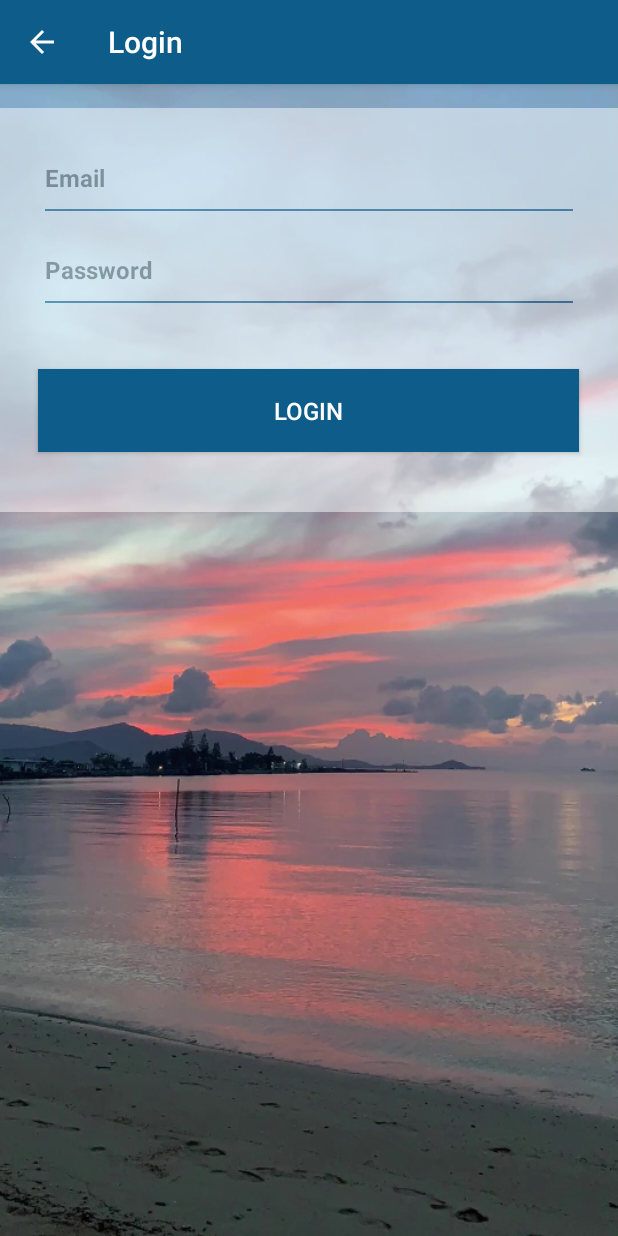
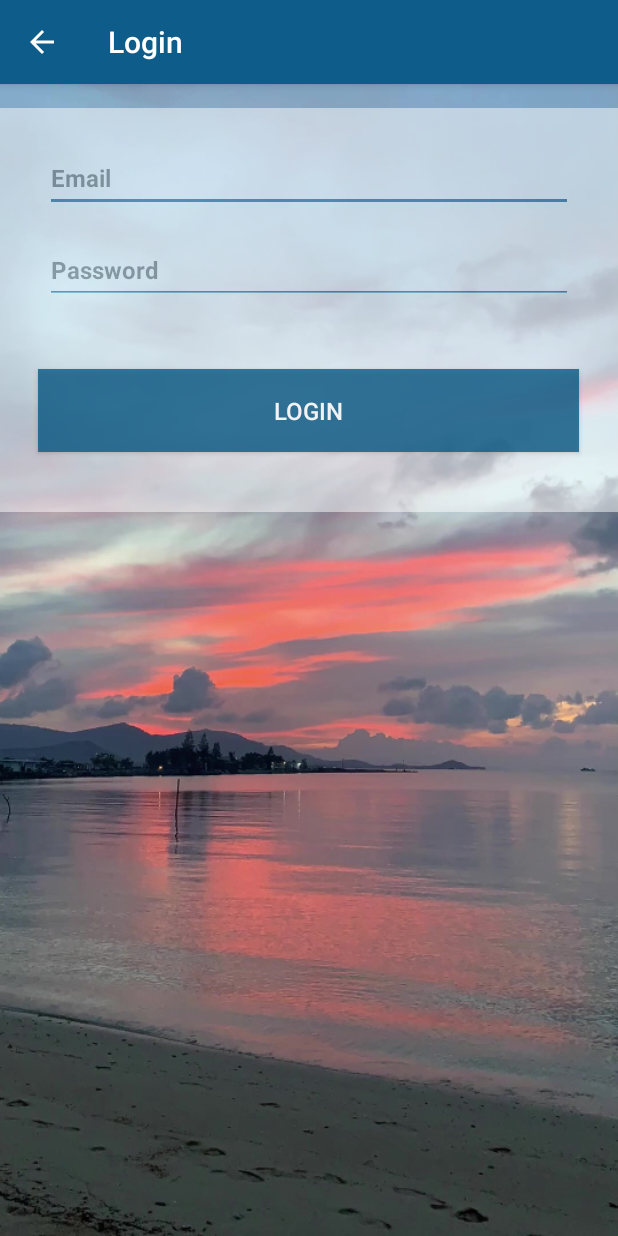
Before and after one commit to AjiethVenkat/Test-Android, an Android app: the LoginActivity screen opened directly, with no data from a screen before it, on a phone screen of 412 x 824 dp. Run offline under Robolectric (Android 15) with nearby library versions, the phone set to English and light mode, and no system bars; our stand-ins replace Volley; network calls fail.

Commit message:
Code Refactoring and Changes in LoginActivity

```diff
--- a/app/src/main/java/com/datechnologies/androidtest/login/LoginActivity.java
+++ b/app/src/main/java/com/datechnologies/androidtest/login/LoginActivity.java
@@ -10,7 +10,11 @@ import android.os.Bundle;
 import android.util.Log;
 import android.view.MenuItem;
 import android.view.View;
+import android.view.animation.Animation;
+import android.view.animation.AnimationUtils;
 import android.widget.Button;
+import android.widget.EditText;
+import android.widget.TextView;
 
 import com.android.volley.AuthFailureError;
 import com.android.volley.Request;
@@ -26,6 +30,7 @@ import com.datechnologies.androidtest.R;
 
 import org.json.JSONException;
 import org.json.JSONObject;
+import org.w3c.dom.Text;
 
 import java.util.HashMap;
 import java.util.Map;
@@ -79,22 +84,27 @@ public class LoginActivity extends AppCompatActivity {
         // TODO: so please use those to test the login.
 
 
-        final String email = "info@datechnologies.co";
-        final String password = "Test123";
+        // final String email = "info@datechnologies.co";
+        // final String password = "Test123";
 
         final String postUrl = "http://dev.rapptrlabs.com/Tests/scripts/login.php";
         final RequestQueue requestQueue = Volley.newRequestQueue(this);
-
 
         //==============================================================================================
         // Send Post request to the given url and displaying the response in alertbox
         //==============================================================================================
 
-        Button button = (Button) findViewById(R.id.button);
+        final Button button = (Button) findViewById(R.id.button);
+        final EditText email = (EditText) findViewById(R.id.email);
+        final EditText password  = (EditText) findViewById(R.id.password);
+
 
         button.setOnClickListener(new View.OnClickListener() {
             @Override
             public void onClick(View view) {
+
+                final long tStart = System.currentTimeMillis();
+
                 StringRequest jsonObjRequest = new StringRequest(Request.Method.POST,
                         postUrl,
                         new Response.Listener<String>() {
@@ -107,7 +117,13 @@ public class LoginActivity extends AppCompatActivity {
 
                                 alertDialog.setTitle("Success");
 
-                                alertDialog.setMessage(response.toString());
+                                /* Time taken for the API repsonse */
+                                long tEnd = System.currentTimeMillis();
+                                long tDelta = tEnd - tStart;
+                                double elapsedSeconds = tDelta / 1000.0;
+                                String elapsedTime = String.valueOf(elapsedSeconds);
+
+                                alertDialog.setMessage("Time Elapsed for API Call:" + elapsedTime + " Message " + response.toString());
 
                                 alertDialog.setPositiveButton("yes", new DialogInterface.OnClickListener() {
                                     @Override
@@ -133,7 +149,13 @@ public class LoginActivity extends AppCompatActivity {
 
                         alertDialog.setTitle("Failure");
 
-                        alertDialog.setMessage(error.getMessage());
+                        /* Time taken for the API repsonse */
+                        long tEnd = System.currentTimeMillis();
+                        long tDelta = tEnd - tStart;
+                        double elapsedSeconds = tDelta / 1000.0;
+                        String elapsedTime = String.valueOf(elapsedSeconds);
+
+                        alertDialog.setMessage("Time Elapsed for API Call:" + elapsedTime + " Message " + error.getMessage());
 
                         alertDialog.setPositiveButton("OK", new DialogInterface.OnClickListener() {
                             @Override
@@ -154,8 +176,8 @@ public class LoginActivity extends AppCompatActivity {
                     @Override
                     protected Map<String, String> getParams() throws AuthFailureError {
                         Map<String, String> params = new HashMap<String, String>();
-                        params.put("email", email);
-                        params.put("password", password);
+                        params.put("email", email.getText().toString());
+                        params.put("password", password.getText().toString());
                         return params;
                     }
                 };
--- a/app/src/main/res/drawable/ic_login_border.xml
+++ /dev/null
@@ -1,30 +0,0 @@
-<?xml version="1.0" encoding="utf-8"?>
-<layer-list xmlns:android="http://schemas.android.com/apk/res/android"
-    xmlns:tools="http://schemas.android.com/tools"
-    tools:ignore="StateListReachable">
-
-    <item
-        android:bottom="1dp"
-        android:left="-2dp"
-        android:right="-2dp"
-        android:top="-2dp">
-        <shape android:shape="rectangle">
-            <stroke
-                android:width="1dp"
-                android:color="#0E5C89" />
-        </shape>
-    </item>
-
-    <item
-        android:bottom="1dp"
-        android:left="-2dp"
-        android:right="-2dp"
-        android:top="-2dp">
-        <shape android:shape="rectangle">
-            <stroke
-                android:width="1dp"
-                android:color="#0E5C89" />
-        </shape>
-    </item>
-
-</layer-list>
--- a/app/src/main/res/layout/activity_login.xml
+++ b/app/src/main/res/layout/activity_login.xml
@@ -16,17 +16,16 @@
         android:orientation="vertical">
 
         <EditText
-
             android:id="@+id/email"
             android:layout_width="match_parent"
             android:layout_height="45dp"
             android:layout_marginLeft="30dp"
             android:layout_marginTop="24dp"
             android:layout_marginRight="30dp"
-            android:background="@drawable/ic_login_border"
             android:hint="Email"
             android:textStyle="bold"
             android:inputType="textEmailAddress"
+            android:backgroundTint="#0E5C89"
             android:textColor="#1B1E1F"
             android:textSize="16sp" />
 
@@ -34,15 +33,16 @@
             android:id="@+id/password"
             android:layout_width="match_parent"
             android:layout_height="45dp"
+            android:ems="10"
             android:layout_marginLeft="30dp"
             android:layout_marginTop="16dp"
             android:layout_marginRight="30dp"
-            android:background="@drawable/ic_login_border"
             android:hint="Password"
             android:textStyle="bold"
+            android:backgroundTint="#0E5C89"
             android:inputType="textPassword"
-            android:textColor="#1B1E1F"
-            android:textSize="16sp" />
+            android:textSize="16sp"/>
+
     </LinearLayout>
 
     <Button
@@ -52,6 +52,7 @@
         android:layout_marginStart="25dp"
         android:layout_marginTop="190dp"
         android:layout_marginEnd="26dp"
+        android:alpha="0.8"
         android:background="#0E5C89"
         android:drawable="@drawable/ic_button"
         android:text="LOGIN"
```
